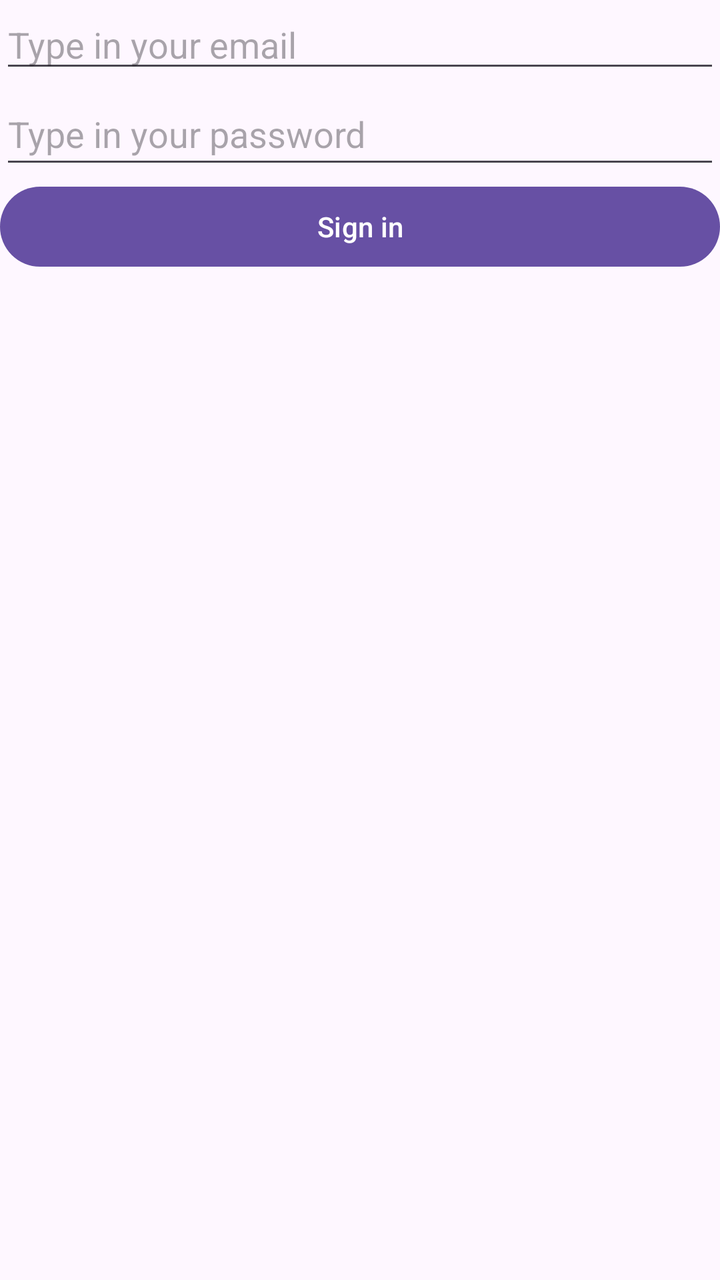
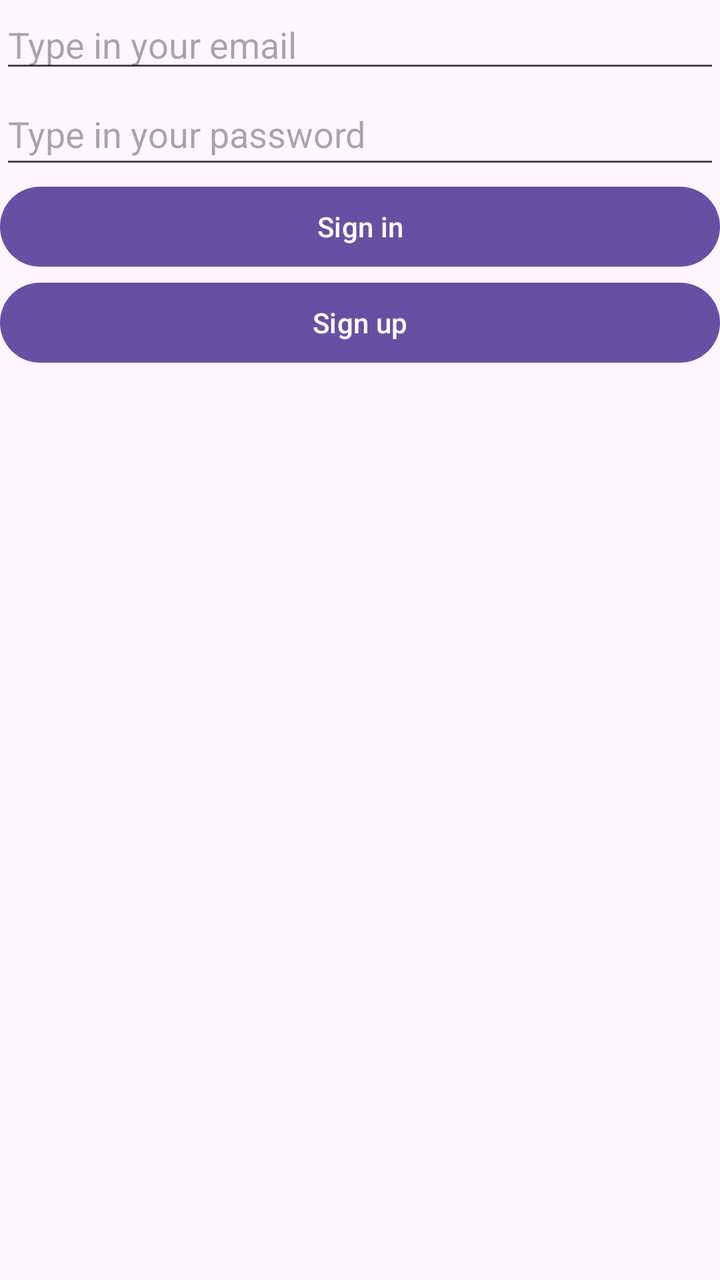

Screens rendered from an Android XML layout before and after an edit, with the pre-edit source and the edit as a unified diff.
<!-- AndroidManifest.xml: application theme Theme.FinalApplicationBasel -->
<!-- res/layout/activity_signin.xml -->
<?xml version="1.0" encoding="utf-8"?>
<LinearLayout xmlns:android="http://schemas.android.com/apk/res/android"
    xmlns:app="http://schemas.android.com/apk/res-auto"
    xmlns:tools="http://schemas.android.com/tools"
    android:id="@+id/main"
    android:layout_width="match_parent"
    android:layout_height="match_parent"
    android:orientation="vertical"
    tools:context=".viewPkg.signin">

    <EditText
        android:id="@+id/signinemail"
        android:layout_width="match_parent"
        android:layout_height="wrap_content"
        android:ems="10"
        android:hint="Type in your email"
        android:inputType="text" />

    <EditText
        android:id="@+id/signinpassword"
        android:layout_width="match_parent"
        android:layout_height="wrap_content"
        android:ems="10"
        android:hint="Type in your password"
        android:inputType="text"
        android:minHeight="48dp" />

    <Button
        android:id="@+id/btnsignin"
        android:layout_width="match_parent"
        android:layout_height="wrap_content"
        android:text="Sign in" />
</LinearLayout>
<!-- resources referenced by this layout -->
<resources>
  <style name="Theme.FinalApplicationBasel" parent="Base.Theme.FinalApplicationBasel" />
  <style name="Base.Theme.FinalApplicationBasel" parent="Theme.Material3.DayNight.NoActionBar">
          
          
      </style>
</resources>

<!-- the commit's change to res/layout/activity_signin.xml (unified diff, before → after) -->
@@ -30,4 +30,10 @@
         android:layout_width="match_parent"
         android:layout_height="wrap_content"
         android:text="Sign in" />
+
+    <Button
+        android:id="@+id/button"
+        android:layout_width="match_parent"
+        android:layout_height="wrap_content"
+        android:text="Sign up" />
 </LinearLayout>
